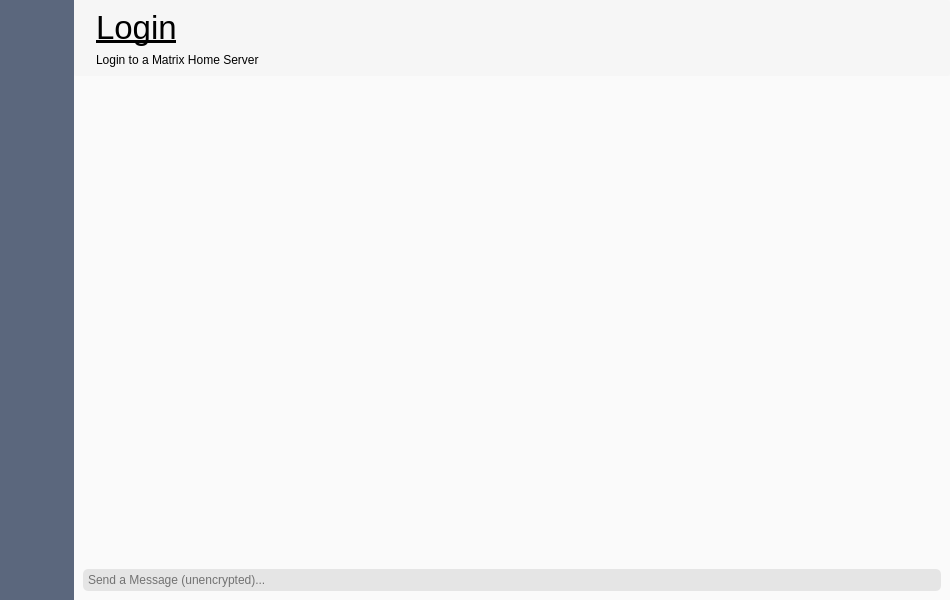
First picture: the form in qml/ui/login.ui, repository Nordgedanken/Morpheus, before the edit.
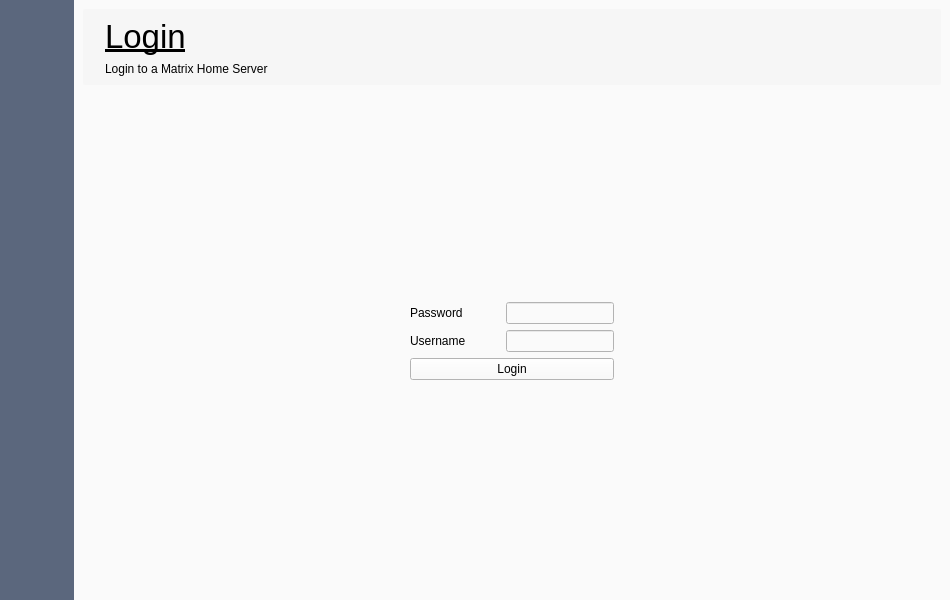
Second picture: the form after the edit. Icons and pictures are not drawn.

Commit message: Fix Login UI design

What changed in the file:
```diff
--- a/qml/ui/login.ui
+++ b/qml/ui/login.ui
@@ -310,23 +310,8 @@
      <property name="styleSheet">
       <string notr="true">background-color: rgb(250, 250, 250);</string>
      </property>
-     <layout class="QVBoxLayout" name="verticalLayout_9">
-      <property name="spacing">
-       <number>0</number>
-      </property>
-      <property name="leftMargin">
-       <number>0</number>
-      </property>
-      <property name="topMargin">
-       <number>0</number>
-      </property>
-      <property name="rightMargin">
-       <number>0</number>
-      </property>
-      <property name="bottomMargin">
-       <number>0</number>
-      </property>
-      <item>
+     <layout class="QVBoxLayout" name="verticalLayout_2">
+      <item alignment="Qt::AlignTop">
        <widget class="QWidget" name="titleBar" native="true">
         <property name="sizePolicy">
          <sizepolicy hsizetype="Expanding" vsizetype="Preferred">
@@ -467,131 +452,117 @@
        </widget>
       </item>
       <item>
-       <layout class="QVBoxLayout" name="messageAreaLayout">
-        <property name="spacing">
-         <number>9</number>
-        </property>
-        <item>
-         <widget class="QScrollArea" name="messageScroll">
+       <widget class="QWidget" name="Main" native="true">
           <property name="sizePolicy">
            <sizepolicy hsizetype="Expanding" vsizetype="Expanding">
             <horstretch>0</horstretch>
             <verstretch>0</verstretch>
            </sizepolicy>
           </property>
-          <property name="minimumSize">
-           <size>
-            <width>0</width>
-            <height>0</height>
-           </size>
-          </property>
-          <property name="styleSheet">
-           <string notr="true">border:0;</string>
-          </property>
-          <property name="horizontalScrollBarPolicy">
-           <enum>Qt::ScrollBarAlwaysOff</enum>
-          </property>
-          <property name="widgetResizable">
-           <bool>true</bool>
-          </property>
-          <property name="alignment">
-           <set>Qt::AlignBottom|Qt::AlignLeading|Qt::AlignLeft</set>
-          </property>
-          <widget class="QWidget" name="messagesScrollAreaContent">
-           <property name="geometry">
-            <rect>
-             <x>0</x>
-             <y>0</y>
-             <width>872</width>
-             <height>446</height>
-            </rect>
-           </property>
-           <property name="minimumSize">
-            <size>
-             <width>0</width>
-             <height>0</height>
-            </size>
-           </property>
-          </widget>
-         </widget>
+        <layout class="QGridLayout" name="gridLayout_2">
+         <item row="0" column="0" alignment="Qt::AlignHCenter|Qt::AlignVCenter">
+          <widget class="QWidget" name="Wrapper" native="true">
+           <layout class="QVBoxLayout" name="verticalLayout_3">
+            <item>
+             <widget class="QWidget" name="Password_w" native="true">
+              <layout class="QHBoxLayout" name="horizontalLayout_2">
+               <property name="spacing">
+                <number>0</number>
+               </property>
+               <property name="leftMargin">
+                <number>0</number>
+               </property>
+               <property name="topMargin">
+                <number>0</number>
+               </property>
+               <property name="rightMargin">
+                <number>0</number>
+               </property>
+               <property name="bottomMargin">
+                <number>0</number>
+               </property>
+               <item>
+                <widget class="QLabel" name="Password">
+                 <property name="text">
+                  <string>Password</string>
+                 </property>
+                </widget>
         </item>
         <item>
-         <widget class="QWidget" name="messageInputWrapper" native="true">
-          <property name="sizePolicy">
-           <sizepolicy hsizetype="Preferred" vsizetype="Preferred">
-            <horstretch>0</horstretch>
-            <verstretch>0</verstretch>
-           </sizepolicy>
-          </property>
-          <property name="minimumSize">
+                <spacer name="horizontalSpacer">
+                 <property name="orientation">
+                  <enum>Qt::Horizontal</enum>
+                 </property>
+                 <property name="sizeHint" stdset="0">
            <size>
-            <width>0</width>
-            <height>0</height>
-           </size>
-          </property>
-          <layout class="QGridLayout" name="gridLayout_3" rowstretch="0">
+                   <width>40</width>
+                   <height>20</height>
+                  </size>
+                 </property>
+                </spacer>
+               </item>
+               <item>
+                <widget class="QLineEdit" name="PasswordInput"/>
+               </item>
+              </layout>
+             </widget>
+            </item>
+            <item>
+             <widget class="QWidget" name="Username_w" native="true">
+              <layout class="QHBoxLayout" name="horizontalLayout_3">
+               <property name="spacing">
+                <number>0</number>
+               </property>
            <property name="leftMargin">
-            <number>9</number>
+                <number>0</number>
            </property>
            <property name="topMargin">
-            <number>9</number>
+                <number>0</number>
            </property>
            <property name="rightMargin">
-            <number>9</number>
+                <number>0</number>
            </property>
            <property name="bottomMargin">
-            <number>9</number>
-           </property>
-           <property name="spacing">
             <number>0</number>
            </property>
-           <item row="0" column="0">
-            <widget class="QLineEdit" name="MessageInput">
-             <property name="sizePolicy">
-              <sizepolicy hsizetype="Preferred" vsizetype="Preferred">
-               <horstretch>0</horstretch>
-               <verstretch>0</verstretch>
-              </sizepolicy>
-             </property>
-             <property name="minimumSize">
+               <item>
+                <widget class="QLabel" name="Username">
+                 <property name="text">
+                  <string>Username</string>
+                 </property>
+                </widget>
+               </item>
+               <item>
+                <spacer name="horizontalSpacer_2">
+                 <property name="orientation">
+                  <enum>Qt::Horizontal</enum>
+                 </property>
+                 <property name="sizeHint" stdset="0">
               <size>
-               <width>0</width>
-               <height>0</height>
-              </size>
-             </property>
-             <property name="styleSheet">
-              <string notr="true">background-color: rgb(229, 229, 229);
-border: 0;
-border-radius: 5px;
-padding: 3px</string>
-             </property>
-             <property name="inputMask">
-              <string/>
-             </property>
+                   <width>40</width>
+                   <height>20</height>
+                  </size>
+                 </property>
+                </spacer>
+               </item>
+               <item>
+                <widget class="QLineEdit" name="UsernameInput"/>
+               </item>
+              </layout>
+             </widget>
+            </item>
+            <item>
+             <widget class="QPushButton" name="LoginButton">
              <property name="text">
-              <string/>
-             </property>
-             <property name="maxLength">
-              <number>999999999</number>
-             </property>
-             <property name="frame">
-              <bool>true</bool>
-             </property>
-             <property name="readOnly">
-              <bool>false</bool>
-             </property>
-             <property name="placeholderText">
-              <string>Send a Message (unencrypted)...</string>
-             </property>
-             <property name="clearButtonEnabled">
-              <bool>false</bool>
-             </property>
+               <string>Login</string>
+              </property>
             </widget>
            </item>
           </layout>
          </widget>
         </item>
        </layout>
+       </widget>
       </item>
      </layout>
     </widget>
```
Left out of the diff: 42 changed lines with no effect on the pictures. Lines whose indentation alone changed are shown as unchanged.
